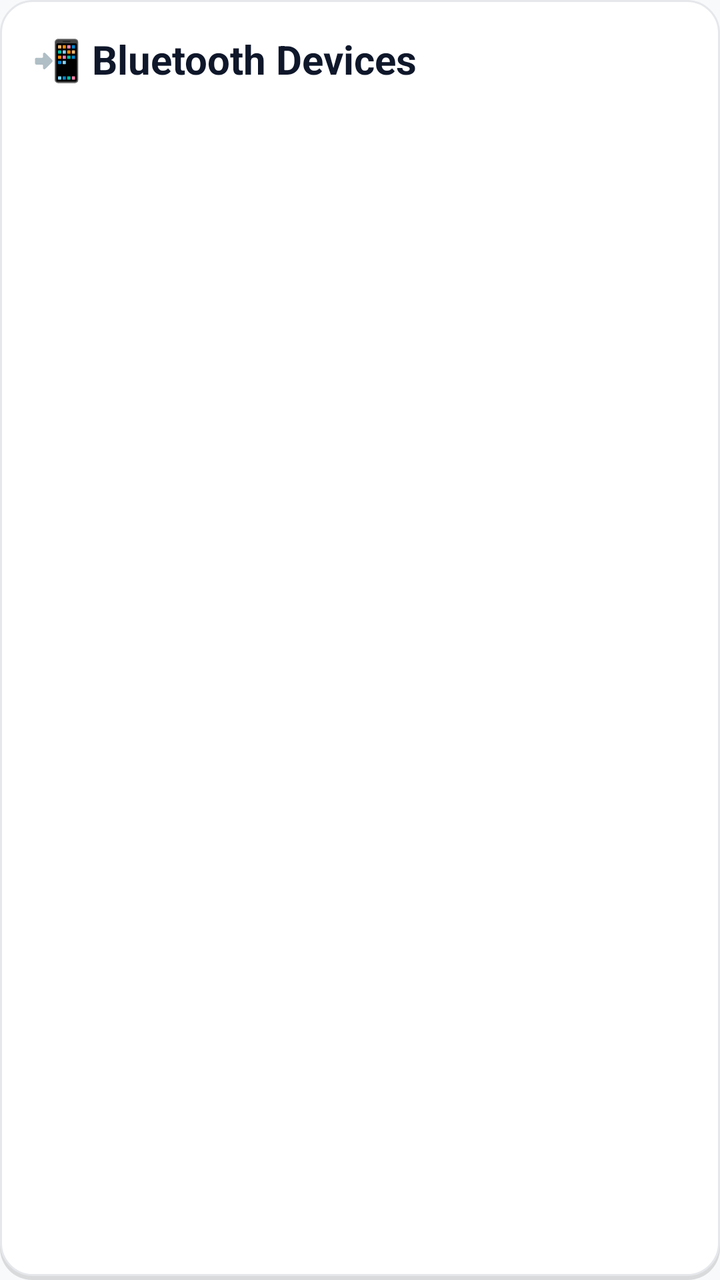
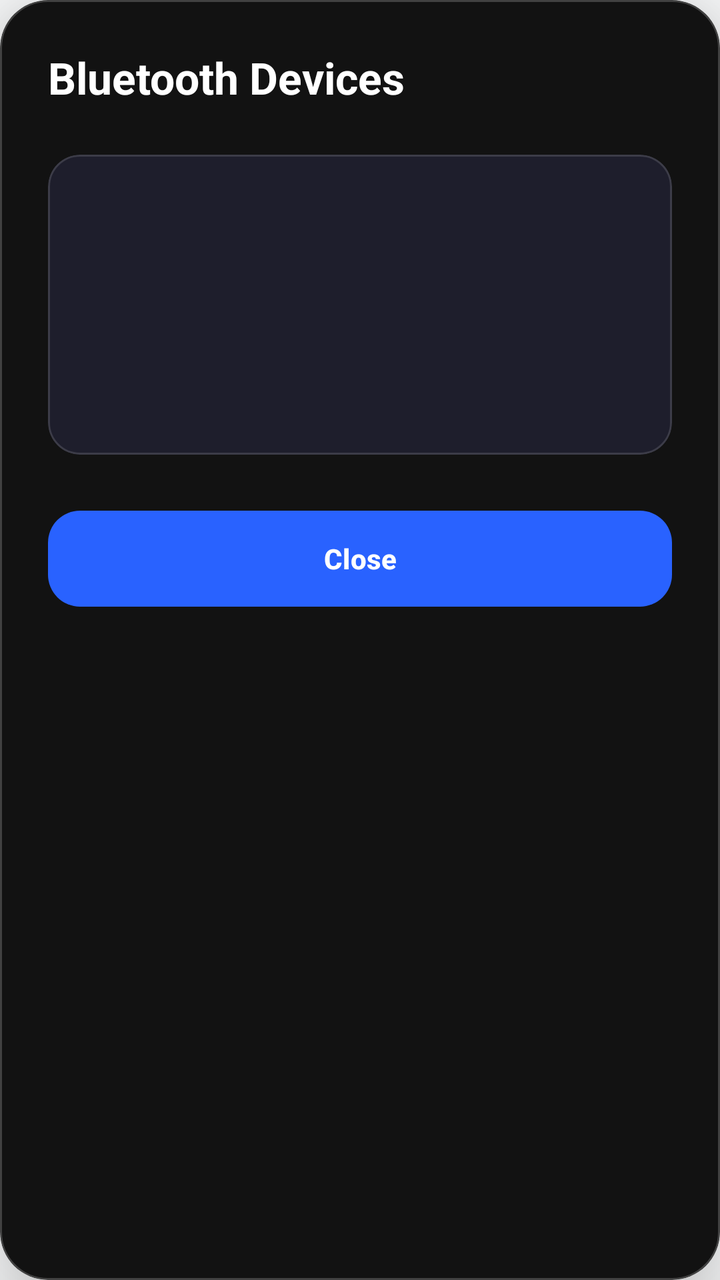

Two renders of the same Android screen: before a commit and after it. Below are the layout's source before the change and the commit's diff.
<!-- AndroidManifest.xml: application theme Theme.DisasterComm -->
<!-- res/layout/dialog_bluetooth_devices.xml -->
<?xml version="1.0" encoding="utf-8"?>
<LinearLayout xmlns:android="http://schemas.android.com/apk/res/android"
    xmlns:app="http://schemas.android.com/apk/res-auto"
    android:layout_width="match_parent"
    android:layout_height="wrap_content"
    android:orientation="vertical"
    android:padding="16dp"
    android:background="@drawable/bg_card_elevated">

    
    <TextView
        android:layout_width="wrap_content"
        android:layout_height="wrap_content"
        android:text="📲 Bluetooth Devices"
        android:textSize="20sp"
        android:textStyle="bold"
        android:textColor="@color/text_primary"
        android:layout_marginBottom="16dp"/>

    
    <androidx.recyclerview.widget.RecyclerView
        android:id="@+id/rvBluetoothDevices"
        android:layout_width="match_parent"
        android:layout_height="wrap_content"
        android:minHeight="200dp"
        android:maxHeight="400dp"/>

    
    <TextView
        android:id="@+id/tvEmptyBluetooth"
        android:layout_width="wrap_content"
        android:layout_height="wrap_content"
        android:layout_gravity="center"
        android:layout_marginTop="32dp"
        android:text="No Bluetooth devices discovered.\nMake sure Bluetooth is enabled."
        android:textSize="14sp"
        android:textColor="@color/text_secondary"
        android:gravity="center"
        android:visibility="gone"/>

</LinearLayout>
<!-- resources referenced by this layout -->
<resources>
  <color name="text_primary">#0F172A</color>
  <color name="text_secondary">#475569</color>
  <!-- drawable bg_card_elevated (drawable) -->
  <?xml version="1.0" encoding="utf-8"?>
  <layer-list xmlns:android="http://schemas.android.com/apk/res/android">
      
      <item android:top="2dp">
          <shape android:shape="rectangle">
              <solid android:color="#20000000"/>
              <corners android:radius="@dimen/radius_lg"/>
          </shape>
      </item>
      
      
      <item android:bottom="2dp">
          <shape android:shape="rectangle">
              <solid android:color="@color/white"/>
              <corners android:radius="@dimen/radius_lg"/>
              <stroke android:width="1dp" android:color="#E5E7EB"/>
          </shape>
      </item>
  </layer-list>
  <style name="Theme.DisasterComm" parent="Theme.Material3.DayNight.NoActionBar">
          
          <item name="colorPrimary">@color/primary</item>
          <item name="colorPrimaryVariant">@color/primary_variant</item>
          <item name="colorOnPrimary">@color/text_on_primary</item>
          
          
          <item name="colorSecondary">@color/secondary</item>
          <item name="colorSecondaryVariant">@color/secondary_variant</item>
          <item name="colorOnSecondary">@color/white</item>
          
          
          <item name="android:windowBackground">@color/background</item>
          <item name="colorSurface">@color/surface</item>
          <item name="colorOnSurface">@color/text_primary</item>
          
          
          <item name="android:statusBarColor">@color/primary_variant</item>
          <item name="android:windowLightStatusBar">false</item>
          
          
          <item name="elevationOverlayEnabled">false</item>
          
          
          <item name="materialButtonStyle">@style/Widget.App.Button</item>
      </style>
  <dimen name="radius_lg">16dp</dimen>
  <color name="white">#FFFFFF</color>
  <color name="primary">#0047FF</color>
  <color name="primary_variant">#092FA4</color>
  <color name="text_on_primary">#FFFFFF</color>
  <color name="secondary">#0047FF</color>
  <color name="secondary_variant">#092FA4</color>
  <color name="background">#F8F9FA</color>
  <color name="surface">#FFFFFF</color>
  <style name="Widget.App.Button" parent="Widget.Material3.Button">
          <item name="android:minHeight">48dp</item>
          <item name="android:minWidth">48dp</item>
          <item name="android:stateListAnimator">@null</item> 
          <item name="android:elevation">0dp</item>
      </style>
</resources>

<!-- the commit's change to res/layout/dialog_bluetooth_devices.xml (unified diff, before → after) -->
@@ -1,41 +1,80 @@
 <?xml version="1.0" encoding="utf-8"?>
-<LinearLayout xmlns:android="http://schemas.android.com/apk/res/android"
+<com.google.android.material.card.MaterialCardView
+    xmlns:android="http://schemas.android.com/apk/res/android"
     xmlns:app="http://schemas.android.com/apk/res-auto"
     android:layout_width="match_parent"
     android:layout_height="wrap_content"
-    android:orientation="vertical"
-    android:padding="16dp"
-    android:background="@drawable/bg_card_elevated">
+    app:cardCornerRadius="24dp"
+    app:cardElevation="24dp"
+    app:strokeWidth="1dp"
+    app:strokeColor="#33FFFFFF"
+    app:cardBackgroundColor="#121212">
 
-    
-    <TextView
-        android:layout_width="wrap_content"
-        android:layout_height="wrap_content"
-        android:text="📲 Bluetooth Devices"
-        android:textSize="20sp"
-        android:textStyle="bold"
-        android:textColor="@color/text_primary"
-        android:layout_marginBottom="16dp"/>
-
-    
-    <androidx.recyclerview.widget.RecyclerView
-        android:id="@+id/rvBluetoothDevices"
+    <LinearLayout
         android:layout_width="match_parent"
         android:layout_height="wrap_content"
-        android:minHeight="200dp"
-        android:maxHeight="400dp"/>
+        android:orientation="vertical"
+        android:padding="24dp">
 
-    
-    <TextView
-        android:id="@+id/tvEmptyBluetooth"
-        android:layout_width="wrap_content"
-        android:layout_height="wrap_content"
-        android:layout_gravity="center"
-        android:layout_marginTop="32dp"
-        android:text="No Bluetooth devices discovered.\nMake sure Bluetooth is enabled."
-        android:textSize="14sp"
-        android:textColor="@color/text_secondary"
-        android:gravity="center"
-        android:visibility="gone"/>
+        
+        <LinearLayout
+            android:layout_width="match_parent"
+            android:layout_height="wrap_content"
+            android:orientation="horizontal"
+            android:gravity="center_vertical"
+            android:layout_marginBottom="24dp">
+            
+            <TextView
+                android:layout_width="0dp"
+                android:layout_weight="1"
+                android:layout_height="wrap_content"
+                android:text="Bluetooth Devices"
+                android:textSize="22sp"
+                android:textStyle="bold"
+                android:textColor="#FFFFFF"/>
+                
+            <ProgressBar
+                android:layout_width="24dp"
+                android:layout_height="24dp"
+                android:indeterminateTint="#2962FF"/>
+        </LinearLayout>
 
-</LinearLayout>
+        
+        <com.google.android.material.card.MaterialCardView
+            android:layout_width="match_parent"
+            android:layout_height="wrap_content"
+            android:layout_marginBottom="24dp"
+            app:cardCornerRadius="16dp"
+            app:strokeWidth="1dp"
+            app:strokeColor="#22FFFFFF"
+            app:cardBackgroundColor="#1E1E2C">
+            
+            <ScrollView
+                android:layout_width="match_parent"
+                android:layout_height="wrap_content"
+                android:minHeight="150dp"
+                android:maxHeight="350dp"
+                android:padding="16dp">
+                
+                <TextView
+                    android:id="@+id/tvDeviceList"
+                    android:layout_width="match_parent"
+                    android:layout_height="wrap_content"
+                    android:textColor="#FFFFFF"
+                    android:textSize="14sp"
+                    android:lineSpacingExtra="6dp"/>
+            </ScrollView>
+        </com.google.android.material.card.MaterialCardView>
+
+        <com.google.android.material.button.MaterialButton
+            android:id="@+id/btnClose"
+            android:layout_width="match_parent"
+            android:layout_height="56dp"
+            android:text="Close"
+            android:textColor="#FFFFFF"
+            android:textStyle="bold"
+            app:backgroundTint="#2962FF"
+            app:cornerRadius="16dp"/>
+
+    </LinearLayout>
+</com.google.android.material.card.MaterialCardView>
<!-- resource entries referenced after the edit -->
@@ -1,27 +1,6 @@
 <!-- resources referenced by this layout -->
 <resources>
   <color name="text_primary">#0F172A</color>
-  <color name="text_secondary">#475569</color>
-  <!-- drawable bg_card_elevated (drawable) -->
-  <?xml version="1.0" encoding="utf-8"?>
-  <layer-list xmlns:android="http://schemas.android.com/apk/res/android">
-      
-      <item android:top="2dp">
-          <shape android:shape="rectangle">
-              <solid android:color="#20000000"/>
-              <corners android:radius="@dimen/radius_lg"/>
-          </shape>
-      </item>
-      
-      
-      <item android:bottom="2dp">
-          <shape android:shape="rectangle">
-              <solid android:color="@color/white"/>
-              <corners android:radius="@dimen/radius_lg"/>
-              <stroke android:width="1dp" android:color="#E5E7EB"/>
-          </shape>
-      </item>
-  </layer-list>
   <style name="Theme.DisasterComm" parent="Theme.Material3.DayNight.NoActionBar">
           
           <item name="colorPrimary">@color/primary</item>
@@ -48,7 +27,6 @@
           
           <item name="materialButtonStyle">@style/Widget.App.Button</item>
       </style>
-  <dimen name="radius_lg">16dp</dimen>
   <color name="white">#FFFFFF</color>
   <color name="primary">#0047FF</color>
   <color name="primary_variant">#092FA4</color>
